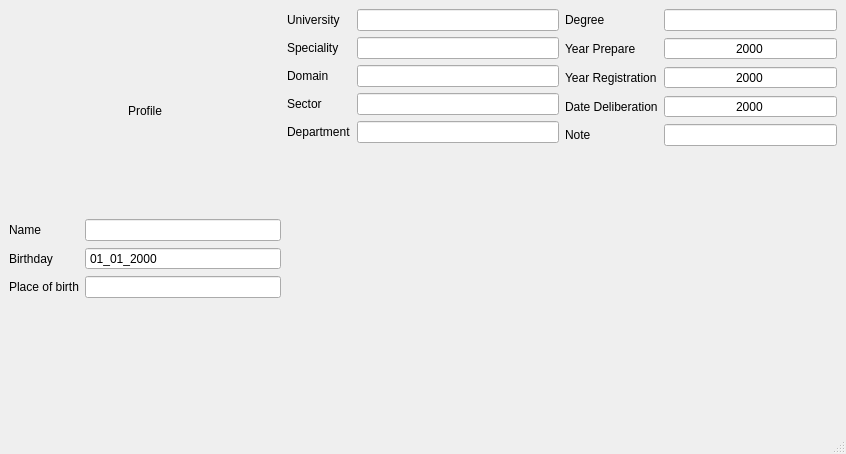
Old version of the form desktop_app/ui/windows/student_preview_info/student_preview_info.ui in the repository elmhadji/PaperTrailGuard.
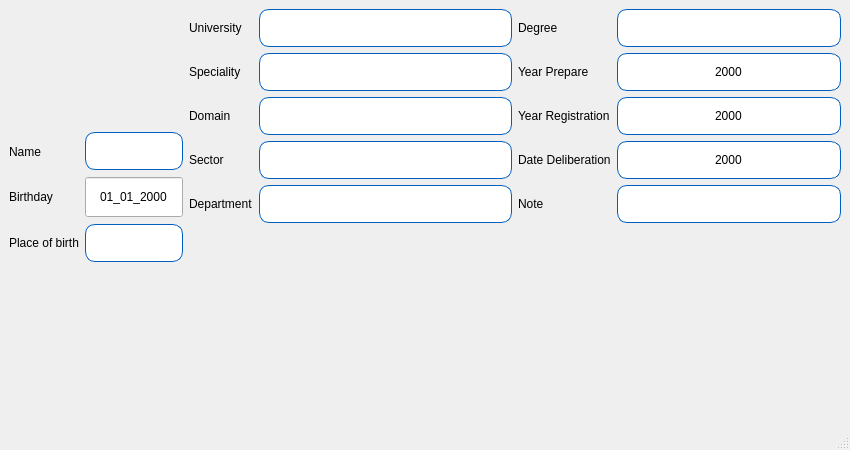
New version of the form. Icons and pictures are not drawn.

Commit message: - Implement preview student css

What changed in the file:
```diff
--- a/desktop_app/ui/windows/student_preview_info/student_preview_info.ui
+++ b/desktop_app/ui/windows/student_preview_info/student_preview_info.ui
@@ -6,21 +6,57 @@
    <rect>
     <x>0</x>
     <y>0</y>
-    <width>846</width>
-    <height>454</height>
+    <width>850</width>
+    <height>450</height>
    </rect>
   </property>
+  <property name="minimumSize">
+   <size>
+    <width>850</width>
+    <height>450</height>
+   </size>
+  </property>
   <property name="windowTitle">
    <string>Preview Student</string>
   </property>
+  <property name="styleSheet">
+   <string notr="true">#StudentPreviewInfo {
+	font: 12pt &quot;Noto Sans&quot;;
+}
+
+#StudentPreviewInfo QLineEdit, #StudentPreviewInfo QSpinBox{
+	border: 1px solid  rgb(0, 94, 193);
+	border-radius: 10px;
+	padding: 10px;
+}
+
+#StudentPreviewInfo QComboBox, #StudentPreviewInfo QDateEdit {
+	padding: 10px;
+}
+
+
+</string>
+  </property>
   <widget class="QWidget" name="centralwidget">
-   <layout class="QHBoxLayout" name="horizontalLayout">
+   <layout class="QHBoxLayout" name="horizontalLayout_4" stretch="1,2,2">
     <item>
-     <layout class="QVBoxLayout" name="verticalLayout">
+     <layout class="QVBoxLayout" name="verticalLayout_7" stretch="3,1,4">
       <item>
        <widget class="QLabel" name="student_picture">
+        <property name="maximumSize">
+         <size>
+          <width>200</width>
+          <height>200</height>
+         </size>
+        </property>
         <property name="text">
-         <string>Profile</string>
+         <string/>
+        </property>
+        <property name="pixmap">
+         <pixmap resource="student_preview_info.qrc">:/Images/assets/images/default_profile.png</pixmap>
+        </property>
+        <property name="scaledContents">
+         <bool>true</bool>
         </property>
         <property name="alignment">
          <set>Qt::AlignmentFlag::AlignCenter</set>
@@ -28,35 +64,45 @@
        </widget>
       </item>
       <item>
-       <layout class="QFormLayout" name="formLayout_3">
-        <property name="labelAlignment">
-         <set>Qt::AlignmentFlag::AlignLeading|Qt::AlignmentFlag::AlignLeft|Qt::AlignmentFlag::AlignVCenter</set>
-        </property>
-        <item row="0" column="0">
+       <layout class="QHBoxLayout" name="horizontalLayout_3">
+        <item>
+         <layout class="QVBoxLayout" name="verticalLayout">
+          <item>
          <widget class="QLabel" name="label_2">
           <property name="text">
            <string>Name</string>
           </property>
          </widget>
         </item>
-        <item row="0" column="1">
-         <widget class="QLineEdit" name="name_input">
-          <property name="text">
-           <string/>
-          </property>
-          <property name="readOnly">
-           <bool>true</bool>
-          </property>
-         </widget>
-        </item>
-        <item row="1" column="0">
+          <item>
          <widget class="QLabel" name="label_3">
           <property name="text">
            <string>Birthday</string>
           </property>
          </widget>
         </item>
-        <item row="1" column="1">
+          <item>
+           <widget class="QLabel" name="label_4">
+            <property name="text">
+             <string>Place of birth</string>
+            </property>
+           </widget>
+          </item>
+         </layout>
+        </item>
+        <item>
+         <layout class="QVBoxLayout" name="verticalLayout_6">
+          <item>
+           <widget class="QLineEdit" name="name_input">
+            <property name="text">
+             <string/>
+            </property>
+            <property name="readOnly">
+             <bool>true</bool>
+            </property>
+           </widget>
+          </item>
+          <item>
          <widget class="QDateEdit" name="birthday_input">
           <property name="readOnly">
            <bool>true</bool>
@@ -69,14 +115,7 @@
           </property>
          </widget>
         </item>
-        <item row="2" column="0">
-         <widget class="QLabel" name="label_4">
-          <property name="text">
-           <string>Place of birth</string>
-          </property>
-         </widget>
-        </item>
-        <item row="2" column="1">
+          <item>
          <widget class="QLineEdit" name="birth_place_input">
           <property name="text">
            <string/>
@@ -91,77 +130,67 @@
      </layout>
     </item>
     <item>
-     <layout class="QFormLayout" name="formLayout">
-      <property name="labelAlignment">
-       <set>Qt::AlignmentFlag::AlignLeading|Qt::AlignmentFlag::AlignLeft|Qt::AlignmentFlag::AlignVCenter</set>
-      </property>
-      <item row="0" column="0">
+       <spacer name="verticalSpacer">
+        <property name="orientation">
+         <enum>Qt::Orientation::Vertical</enum>
+        </property>
+        <property name="sizeHint" stdset="0">
+         <size>
+          <width>20</width>
+          <height>40</height>
+         </size>
+        </property>
+       </spacer>
+      </item>
+     </layout>
+    </item>
+    <item>
+     <layout class="QVBoxLayout" name="verticalLayout_8">
+      <item>
+       <layout class="QHBoxLayout" name="horizontalLayout_2">
+        <item>
+         <layout class="QVBoxLayout" name="verticalLayout_4">
+          <item>
        <widget class="QLabel" name="label_6">
         <property name="text">
          <string>University</string>
         </property>
        </widget>
       </item>
-      <item row="0" column="1">
-       <widget class="QLineEdit" name="university_input">
-        <property name="text">
-         <string/>
-        </property>
-        <property name="readOnly">
-         <bool>true</bool>
-        </property>
-       </widget>
-      </item>
-      <item row="1" column="0">
+          <item>
        <widget class="QLabel" name="label_5">
         <property name="text">
          <string>Speciality</string>
         </property>
        </widget>
       </item>
-      <item row="1" column="1">
-       <widget class="QLineEdit" name="speciality_input">
-        <property name="text">
-         <string/>
-        </property>
-        <property name="readOnly">
-         <bool>true</bool>
-        </property>
-       </widget>
-      </item>
-      <item row="2" column="0">
+          <item>
        <widget class="QLabel" name="label_7">
         <property name="text">
          <string>Domain</string>
         </property>
        </widget>
       </item>
-      <item row="3" column="0">
+          <item>
        <widget class="QLabel" name="label_8">
         <property name="text">
          <string>Sector</string>
         </property>
        </widget>
       </item>
-      <item row="3" column="1">
-       <widget class="QLineEdit" name="sector_input">
-        <property name="text">
-         <string/>
-        </property>
-        <property name="readOnly">
-         <bool>true</bool>
-        </property>
-       </widget>
-      </item>
-      <item row="4" column="0">
+          <item>
        <widget class="QLabel" name="label_9">
         <property name="text">
          <string>Department</string>
         </property>
        </widget>
       </item>
-      <item row="4" column="1">
-       <widget class="QLineEdit" name="departement_input">
+         </layout>
+        </item>
+        <item>
+         <layout class="QVBoxLayout" name="verticalLayout_5">
+          <item>
+           <widget class="QLineEdit" name="university_input">
         <property name="text">
          <string/>
         </property>
@@ -170,7 +199,17 @@
         </property>
        </widget>
       </item>
-      <item row="2" column="1">
+          <item>
+           <widget class="QLineEdit" name="speciality_input">
+            <property name="text">
+             <string/>
+            </property>
+            <property name="readOnly">
+             <bool>true</bool>
+            </property>
+           </widget>
+          </item>
+          <item>
        <widget class="QLineEdit" name="domain_input">
         <property name="text">
          <string/>
@@ -180,59 +219,98 @@
         </property>
        </widget>
       </item>
-     </layout>
-    </item>
+          <item>
+           <widget class="QLineEdit" name="sector_input">
+            <property name="text">
+             <string/>
+            </property>
+            <property name="readOnly">
+             <bool>true</bool>
+            </property>
+           </widget>
+          </item>
+          <item>
+           <widget class="QLineEdit" name="departement_input">
+            <property name="text">
+             <string/>
+            </property>
+            <property name="readOnly">
+             <bool>true</bool>
+            </property>
+           </widget>
+          </item>
+         </layout>
+        </item>
+       </layout>
+      </item>
     <item>
-     <layout class="QFormLayout" name="formLayout_2">
-      <property name="labelAlignment">
-       <set>Qt::AlignmentFlag::AlignLeading|Qt::AlignmentFlag::AlignLeft|Qt::AlignmentFlag::AlignVCenter</set>
-      </property>
-      <item row="0" column="0">
+       <spacer name="verticalSpacer_2">
+        <property name="orientation">
+         <enum>Qt::Orientation::Vertical</enum>
+        </property>
+        <property name="sizeHint" stdset="0">
+         <size>
+          <width>20</width>
+          <height>40</height>
+         </size>
+        </property>
+       </spacer>
+      </item>
+     </layout>
+    </item>
+    <item>
+     <layout class="QVBoxLayout" name="verticalLayout_9">
+      <item>
+       <layout class="QHBoxLayout" name="horizontalLayout">
+        <item>
+         <layout class="QVBoxLayout" name="verticalLayout_2">
+          <item>
        <widget class="QLabel" name="label_10">
         <property name="text">
          <string>Degree</string>
         </property>
        </widget>
       </item>
-      <item row="1" column="0">
+          <item>
        <widget class="QLabel" name="label_11">
         <property name="text">
          <string>Year Prepare</string>
         </property>
        </widget>
       </item>
-      <item row="2" column="0">
+          <item>
        <widget class="QLabel" name="label_12">
         <property name="text">
          <string>Year Registration</string>
         </property>
        </widget>
       </item>
-      <item row="3" column="0">
+          <item>
        <widget class="QLabel" name="label_13">
         <property name="text">
          <string>Date Deliberation</string>
         </property>
        </widget>
       </item>
-      <item row="4" column="0">
+          <item>
        <widget class="QLabel" name="label_14">
         <property name="text">
          <string>Note</string>
         </property>
        </widget>
       </item>
-      <item row="4" column="1">
-       <widget class="QLineEdit" name="note_input">
-        <property name="text">
-         <string/>
-        </property>
+         </layout>
+        </item>
+        <item>
+         <layout class="QVBoxLayout" name="verticalLayout_3">
+          <item>
+           <widget class="QLineEdit" name="degree">
         <property name="readOnly">
          <bool>true</bool>
         </property>
        </widget>
       </item>
-      <item row="1" column="1">
+          <item>
        <widget class="QSpinBox" name="preparation_year_spinbox">
         <property name="wrapping">
          <bool>false</bool>
@@ -263,7 +341,7 @@
         </property>
        </widget>
       </item>
-      <item row="2" column="1">
+          <item>
        <widget class="QSpinBox" name="registration_year_spinbox">
         <property name="alignment">
          <set>Qt::AlignmentFlag::AlignCenter</set>
@@ -285,7 +363,7 @@
         </property>
        </widget>
       </item>
-      <item row="3" column="1">
+          <item>
        <widget class="QSpinBox" name="delibration_year_spinbox">
         <property name="alignment">
          <set>Qt::AlignmentFlag::AlignCenter</set>
@@ -307,12 +385,32 @@
         </property>
        </widget>
       </item>
-      <item row="0" column="1">
-       <widget class="QLineEdit" name="degree">
+          <item>
+           <widget class="QLineEdit" name="note_input">
+            <property name="text">
+             <string/>
+            </property>
         <property name="readOnly">
          <bool>true</bool>
         </property>
        </widget>
+          </item>
+         </layout>
+        </item>
+       </layout>
+      </item>
+      <item>
+       <spacer name="verticalSpacer_3">
+        <property name="orientation">
+         <enum>Qt::Orientation::Vertical</enum>
+        </property>
+        <property name="sizeHint" stdset="0">
+         <size>
+          <width>20</width>
+          <height>40</height>
+         </size>
+        </property>
+       </spacer>
       </item>
      </layout>
     </item>
```
Left out of the diff: 4 changed lines with no effect on the pictures. Lines whose indentation alone changed are shown as unchanged. The commit also changes 3 other files.
